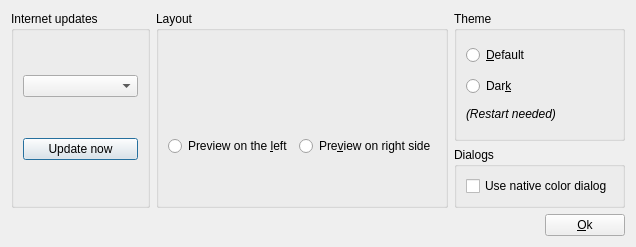
Qt form ui/dialogsettings.ui (c-koi/gmic-qt) before a commit.
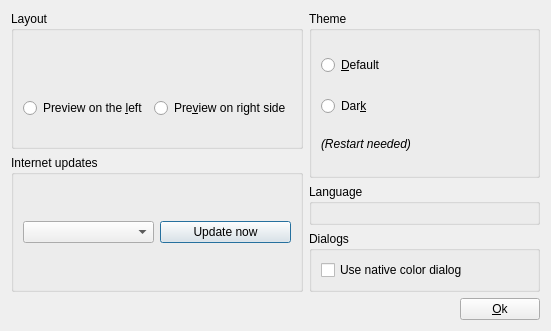
The same form after that commit. Icons and pictures are not drawn. Custom widgets are drawn as their Qt base class.

Commit message: Add a language selection widget (not effective)

What changed in the file:
```diff
--- a/ui/dialogsettings.ui
+++ b/ui/dialogsettings.ui
@@ -6,36 +6,17 @@
    <rect>
     <x>0</x>
     <y>0</y>
-    <width>636</width>
-    <height>247</height>
+    <width>551</width>
+    <height>331</height>
    </rect>
   </property>
   <property name="windowTitle">
    <string>Dialog</string>
   </property>
-  <layout class="QVBoxLayout" name="verticalLayout_8">
+  <layout class="QVBoxLayout" name="verticalLayout_2" stretch="1,0">
    <item>
-    <layout class="QHBoxLayout" name="horizontalLayout_2">
-     <item>
-      <widget class="QGroupBox" name="groupBox">
-       <property name="title">
-        <string>Internet updates</string>
-       </property>
-       <layout class="QVBoxLayout" name="verticalLayout_2">
-        <item>
-         <widget class="QComboBox" name="cbUpdatePeriodicity"/>
-        </item>
-        <item>
-         <widget class="QPushButton" name="pbUpdate">
-          <property name="text">
-           <string>Update now</string>
-          </property>
-         </widget>
-        </item>
-       </layout>
-      </widget>
-     </item>
-     <item>
+    <layout class="QGridLayout" name="gridLayout">
+     <item row="0" column="0">
       <widget class="QGroupBox" name="groupBox_2">
        <property name="title">
         <string>Layout</string>
@@ -104,8 +85,8 @@
        </layout>
       </widget>
      </item>
-     <item>
-      <layout class="QVBoxLayout" name="verticalLayout_5" stretch="1,0">
+     <item row="0" column="1" rowspan="2">
+      <layout class="QVBoxLayout" name="verticalLayout_5" stretch="1,0,0">
        <item>
         <widget class="QGroupBox" name="groupBox_3">
          <property name="title">
@@ -142,6 +123,18 @@
          </layout>
         </widget>
        </item>
+       <item>
+        <widget class="QGroupBox" name="groupBox_5">
+         <property name="title">
+          <string>Language</string>
+         </property>
+         <layout class="QVBoxLayout" name="verticalLayout_7">
+          <item>
+           <widget class="LanguageSelectionWidget" name="languageSelector" native="true"/>
+          </item>
+         </layout>
+        </widget>
+       </item>
        <item>
         <widget class="QGroupBox" name="groupBox_4">
          <property name="title">
@@ -160,6 +153,25 @@
        </item>
       </layout>
      </item>
+     <item row="1" column="0">
+      <widget class="QGroupBox" name="groupBox">
+       <property name="title">
+        <string>Internet updates</string>
+       </property>
+       <layout class="QHBoxLayout" name="horizontalLayout_2">
+        <item>
+         <widget class="QComboBox" name="cbUpdatePeriodicity"/>
+        </item>
+        <item>
+         <widget class="QPushButton" name="pbUpdate">
+          <property name="text">
+           <string>Update now</string>
+          </property>
+         </widget>
+        </item>
+       </layout>
+      </widget>
+     </item>
     </layout>
    </item>
    <item>
@@ -194,6 +206,12 @@
    <extends>QLabel</extends>
    <header>ClickableLabel.h</header>
   </customwidget>
+  <customwidget>
+   <class>LanguageSelectionWidget</class>
+   <extends>QWidget</extends>
+   <header>LanguageSelectionWidget.h</header>
+   <container>1</container>
+  </customwidget>
  </customwidgets>
  <resources>
   <include location="../gmic_qt.qrc"/>
```
The commit also changes 32 other files.
